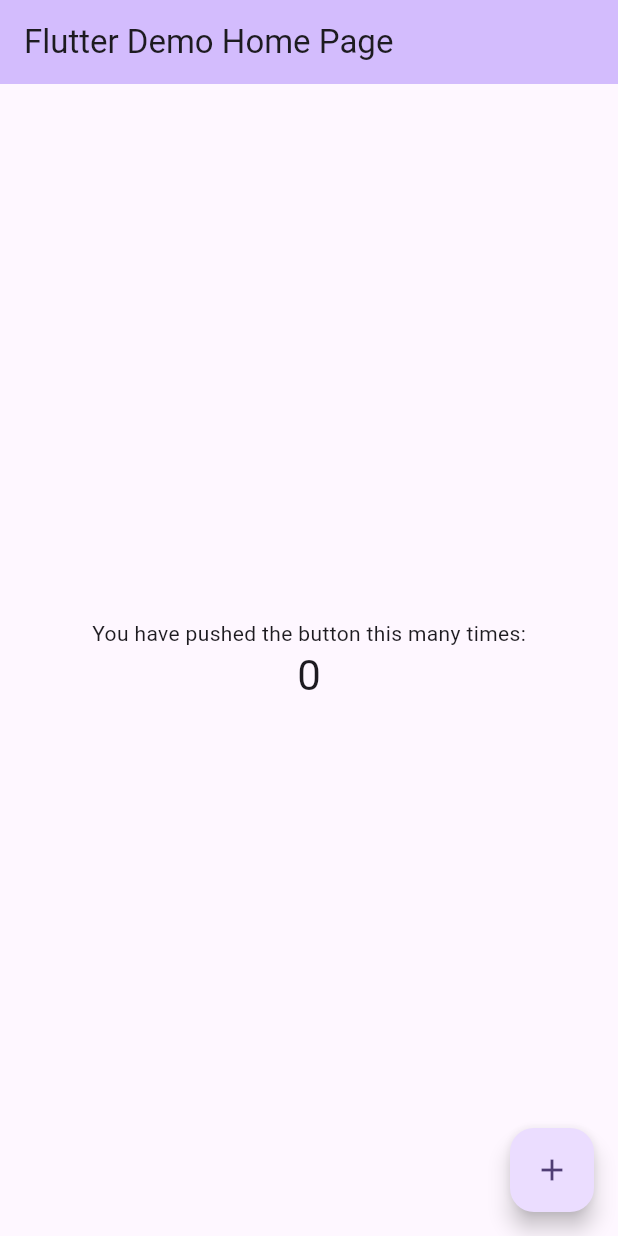
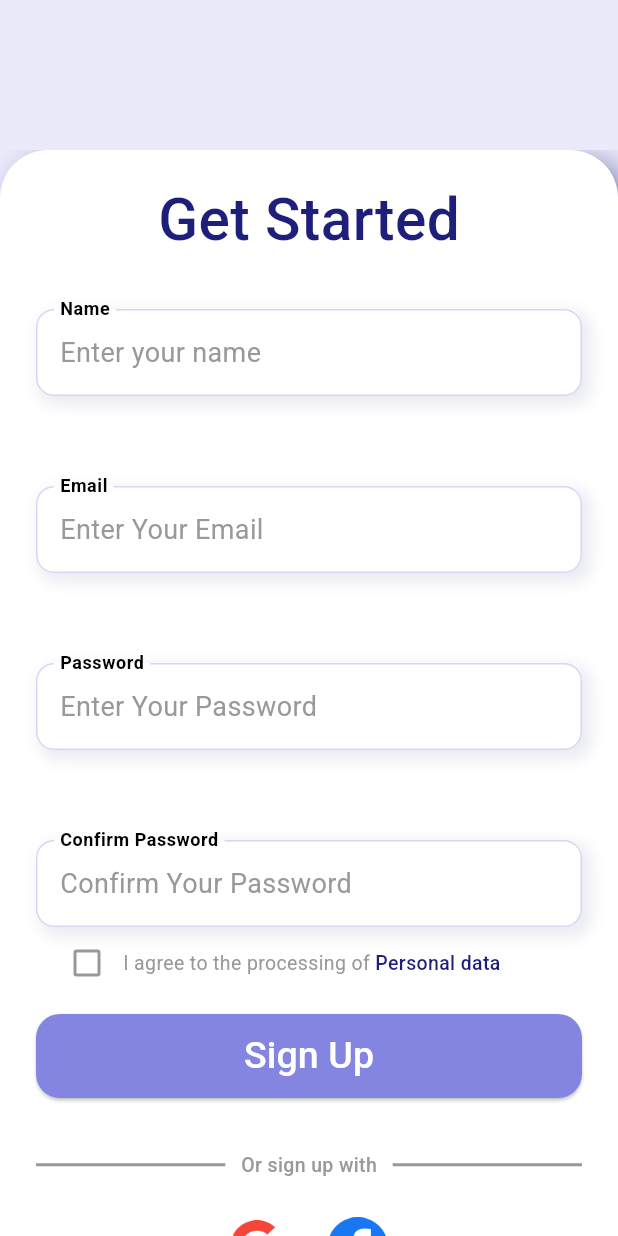
Before and after one commit to Al-zahraa-ahmed/Graduation-project, a Flutter app: the screen it shows after launch, on a phone screen of 412 x 824 dp. Run offline on Flutter 3.47's test engine with Material 3 defaults, Android fonts, the light colour scheme and no system bars.

Commit message:
Finishing signup ui and setup the project

```diff
--- a/lib/main.dart
+++ b/lib/main.dart
@@ -1,122 +1,15 @@
 import 'package:flutter/material.dart';
+import 'package:graduation_project/presentation/SignUp/SignUpScreen.dart';
 
 void main() {
-  runApp(const MyApp());
+  runApp(const GraduationProject());
 }
 
-class MyApp extends StatelessWidget {
-  const MyApp({super.key});
-
-  // This widget is the root of your application.
-  @override
-  Widget build(BuildContext context) {
-    return MaterialApp(
-      title: 'Flutter Demo',
-      theme: ThemeData(
-        // This is the theme of your application.
-        //
-        // TRY THIS: Try running your application with "flutter run". You'll see
-        // the application has a purple toolbar. Then, without quitting the app,
-        // try changing the seedColor in the colorScheme below to Colors.green
-        // and then invoke "hot reload" (save your changes or press the "hot
-        // reload" button in a Flutter-supported IDE, or press "r" if you used
-        // the command line to start the app).
-        //
-        // Notice that the counter didn't reset back to zero; the application
-        // state is not lost during the reload. To reset the state, use hot
-        // restart instead.
-        //
-        // This works for code too, not just values: Most code changes can be
-        // tested with just a hot reload.
-        colorScheme: ColorScheme.fromSeed(seedColor: Colors.deepPurple),
-      ),
-      home: const MyHomePage(title: 'Flutter Demo Home Page'),
-    );
-  }
-}
-
-class MyHomePage extends StatefulWidget {
-  const MyHomePage({super.key, required this.title});
-
-  // This widget is the home page of your application. It is stateful, meaning
-  // that it has a State object (defined below) that contains fields that affect
-  // how it looks.
-
-  // This class is the configuration for the state. It holds the values (in this
-  // case the title) provided by the parent (in this case the App widget) and
-  // used by the build method of the State. Fields in a Widget subclass are
-  // always marked "final".
-
-  final String title;
-
-  @override
-  State<MyHomePage> createState() => _MyHomePageState();
-}
-
-class _MyHomePageState extends State<MyHomePage> {
-  int _counter = 0;
-
-  void _incrementCounter() {
-    setState(() {
-      // This call to setState tells the Flutter framework that something has
-      // changed in this State, which causes it to rerun the build method below
-      // so that the display can reflect the updated values. If we changed
-      // _counter without calling setState(), then the build method would not be
-      // called again, and so nothing would appear to happen.
-      _counter++;
-    });
-  }
+class GraduationProject extends StatelessWidget {
+  const GraduationProject({super.key});
 
   @override
   Widget build(BuildContext context) {
-    // This method is rerun every time setState is called, for instance as done
-    // by the _incrementCounter method above.
-    //
-    // The Flutter framework has been optimized to make rerunning build methods
-    // fast, so that you can just rebuild anything that needs updating rather
-    // than having to individually change instances of widgets.
-    return Scaffold(
-      appBar: AppBar(
-        // TRY THIS: Try changing the color here to a specific color (to
-        // Colors.amber, perhaps?) and trigger a hot reload to see the AppBar
-        // change color while the other colors stay the same.
-        backgroundColor: Theme.of(context).colorScheme.inversePrimary,
-        // Here we take the value from the MyHomePage object that was created by
-        // the App.build method, and use it to set our appbar title.
-        title: Text(widget.title),
-      ),
-      body: Center(
-        // Center is a layout widget. It takes a single child and positions it
-        // in the middle of the parent.
-        child: Column(
-          // Column is also a layout widget. It takes a list of children and
-          // arranges them vertically. By default, it sizes itself to fit its
-          // children horizontally, and tries to be as tall as its parent.
-          //
-          // Column has various properties to control how it sizes itself and
-          // how it positions its children. Here we use mainAxisAlignment to
-          // center the children vertically; the main axis here is the vertical
-          // axis because Columns are vertical (the cross axis would be
-          // horizontal).
-          //
-          // TRY THIS: Invoke "debug painting" (choose the "Toggle Debug Paint"
-          // action in the IDE, or press "p" in the console), to see the
-          // wireframe for each widget.
-          mainAxisAlignment: MainAxisAlignment.center,
-          children: <Widget>[
-            const Text('You have pushed the button this many times:'),
-            Text(
-              '$_counter',
-              style: Theme.of(context).textTheme.headlineMedium,
-            ),
-          ],
-        ),
-      ),
-      floatingActionButton: FloatingActionButton(
-        onPressed: _incrementCounter,
-        tooltip: 'Increment',
-        child: const Icon(Icons.add),
-      ), // This trailing comma makes auto-formatting nicer for build methods.
-    );
+    return MaterialApp(debugShowCheckedModeBanner: false, home: SignUp());
   }
 }
--- /dev/null
+++ b/lib/presentation/CustomWidgets/CustomButton.dart
@@ -0,0 +1,28 @@
+
+import 'package:flutter/material.dart';
+
+class CustomButton extends StatelessWidget {
+  const CustomButton({super.key, required this.txt});
+  final String txt;
+  @override
+  Widget build(BuildContext context) {
+    return ElevatedButton(
+      style: ElevatedButton.styleFrom(
+        shape: RoundedRectangleBorder(
+          borderRadius: BorderRadiusGeometry.circular(16),
+        ),
+        padding: EdgeInsets.symmetric(vertical: 10),
+        backgroundColor: Color(0xff8484E1),
+      ),
+      onPressed: () {},
+      child: Text(
+        txt,
+        style: TextStyle(
+          fontWeight: FontWeight.w500,
+          fontSize: 25,
+          color: Colors.white,
+        ),
+      ),
+    );
+  }
+}
--- /dev/null
+++ b/lib/presentation/CustomWidgets/CustomTextField.dart
@@ -0,0 +1,49 @@
+
+import 'package:flutter/material.dart';
+
+class CustomTextField extends StatelessWidget {
+  const CustomTextField({super.key, required this.hint, required this.label});
+  final String hint, label;
+  @override
+  Widget build(BuildContext context) {
+    return Container(
+      decoration: BoxDecoration(
+        borderRadius: BorderRadius.circular(12),
+        color: Colors.white,
+        boxShadow: [
+          BoxShadow(
+            spreadRadius: 2,
+            blurRadius: 8,
+            color: Color(0xff2B3574).withValues(alpha: 0.1),
+            offset: Offset(4, 4),
+          ),
+        ],
+      ),
+      child: TextFormField(
+        decoration: InputDecoration(
+          floatingLabelBehavior: FloatingLabelBehavior.always,
+          label: Text(
+            label,
+            style: TextStyle(
+              fontSize: 16,
+              color: Colors.black,
+              fontWeight: FontWeight.w700,
+            ),
+          ),
+          hint: Text(
+            hint,
+            style: TextStyle(fontSize: 18, color: Color(0xff999999)),
+          ),
+          enabledBorder: OutlineInputBorder(
+            borderRadius: BorderRadius.circular(12),
+            borderSide: BorderSide(color: Color(0xffD6D6F5)),
+          ),
+          border: OutlineInputBorder(
+            borderRadius: BorderRadius.circular(12),
+            borderSide: BorderSide(color: Color(0xffD6D6F5)),
+          ),
+        ),
+      ),
+    );
+  }
+}
--- /dev/null
+++ b/lib/presentation/CustomWidgets/Head1Text.dart
@@ -0,0 +1,18 @@
+import 'package:flutter/material.dart';
+
+class Head1Text extends StatelessWidget {
+  const Head1Text({super.key, required this.txt});
+  final String txt;
+  @override
+  Widget build(BuildContext context) {
+    return Text(
+      txt,
+      style: TextStyle(
+        fontFamily: "Roboto",
+        fontWeight: FontWeight.w500,
+        fontSize: 39,
+        color: Color(0xff1E1E7B),
+      ),
+    );
+  }
+}
--- /dev/null
+++ b/lib/presentation/CustomWidgets/MultiColorText.dart
@@ -0,0 +1,26 @@
+import 'package:flutter/material.dart';
+
+class MultiColorText extends StatelessWidget {
+  const MultiColorText({super.key,required this.txt1,required this.txt2});
+  final String txt1, txt2;
+  @override
+  Widget build(BuildContext context) {
+    return Row(
+      mainAxisAlignment: MainAxisAlignment.center,
+      children: [
+        Text(
+          "$txt1",
+          style: TextStyle(fontSize: 13, color: Color(0xff999999)),
+        ),
+        Text(
+          " $txt2",
+          style: TextStyle(
+            fontSize: 13,
+            color: Color(0xff1E1E7B),
+            fontWeight: FontWeight.w500,
+          ),
+        ),
+      ],
+    );
+  }
+}
--- /dev/null
+++ b/lib/presentation/SignUp/SignUpScreen.dart
@@ -0,0 +1,19 @@
+import 'package:flutter/material.dart';
+import 'package:graduation_project/presentation/SignUp/Widgets/SignUpContainer.dart';
+
+class SignUp extends StatelessWidget {
+  const SignUp({super.key});
+
+  @override
+  Widget build(BuildContext context) {
+    return Scaffold(
+      backgroundColor: Color(0xffEAEAFA),
+      body: Column(
+        children: [
+          SizedBox(height: 100),
+          Expanded(child: SingleChildScrollView(child: SignupContainer())),
+        ],
+      ),
+    );
+  }
+}
--- /dev/null
+++ b/lib/presentation/SignUp/Widgets/GoogleOrFacebook.dart
@@ -0,0 +1,17 @@
+import 'package:flutter/material.dart';
+
+class GoogleOrFacebook extends StatelessWidget {
+  const GoogleOrFacebook({super.key});
+
+  @override
+  Widget build(BuildContext context) {
+    return Row(
+      mainAxisAlignment: MainAxisAlignment.center,
+      children: [
+        Image.asset("Assets/images/Vector.png", height: 35, width: 35),
+        SizedBox(width: 30),
+        Image.asset("Assets/images/Vector (1).png", height: 40, width: 40),
+      ],
+    );
+  }
+}
--- /dev/null
+++ b/lib/presentation/SignUp/Widgets/RegistrationForm.dart
@@ -0,0 +1,47 @@
+
+import 'package:flutter/material.dart';
+import 'package:graduation_project/presentation/CustomWidgets/CustomButton.dart';
+import 'package:graduation_project/presentation/CustomWidgets/CustomTextField.dart';
+import 'package:graduation_project/presentation/CustomWidgets/MultiColorText.dart';
+
+class RegistrationForm extends StatelessWidget {
+  const RegistrationForm({super.key});
+
+  @override
+  Widget build(BuildContext context) {
+    return Form(
+      child: Column(
+        children: [
+          CustomTextField(label: "Name", hint: "Enter your name"),
+          SizedBox(height: 60),
+          CustomTextField(label: "Email", hint: "Enter Your Email"),
+          SizedBox(height: 60),
+          CustomTextField(label: "Password", hint: "Enter Your Password"),
+          SizedBox(height: 60),
+          CustomTextField(
+            label: "Confirm Password",
+            hint: "Confirm Your Password",
+          ),
+          Padding(
+            padding: const EdgeInsets.symmetric(horizontal: 10.0),
+            child: Row(
+              children: [
+                Checkbox(
+                  side: BorderSide(width: 2, color: Color(0xff999999)),
+                  value: false,
+                  onChanged: (newvalue) {},
+                ),
+                MultiColorText(txt1: "I agree to the processing of",txt2: "Personal data",)
+              ],
+            ),
+          ),
+          SizedBox(height: 10),
+          SizedBox(
+            width: double.infinity,
+            child: CustomButton(txt: "Sign Up"),
+          ),
+        ],
+      ),
+    );
+  }
+}
--- /dev/null
+++ b/lib/presentation/SignUp/Widgets/SeparatorLine.dart
@@ -0,0 +1,35 @@
+import 'package:flutter/material.dart';
+
+class SeparatorLine extends StatelessWidget {
+  const SeparatorLine({super.key, required this.txt});
+  final String txt;
+  @override
+  Widget build(BuildContext context) {
+    return Row(
+      children: [
+        Expanded(
+          child: Container(
+            decoration: BoxDecoration(
+              border: Border.all(width: 1, color: Color(0xff999999)),
+            ),
+          ),
+        ),
+        Text(
+          "   $txt   ",
+          style: TextStyle(
+            fontSize: 13,
+            fontWeight: FontWeight.w500,
+            color: Color(0xff999999),
+          ),
+        ),
+        Expanded(
+          child: Container(
+            decoration: BoxDecoration(
+              border: Border.all(width: 1, color: Color(0xff999999)),
+            ),
+          ),
+        ),
+      ],
+    );
+  }
+}
--- /dev/null
+++ b/lib/presentation/SignUp/Widgets/SignUpContainer.dart
@@ -0,0 +1,47 @@
+
+import 'package:flutter/material.dart';
+import 'package:graduation_project/presentation/CustomWidgets/Head1Text.dart';
+import 'package:graduation_project/presentation/CustomWidgets/MultiColorText.dart';
+import 'package:graduation_project/presentation/SignUp/Widgets/GoogleOrFacebook.dart';
+import 'package:graduation_project/presentation/SignUp/Widgets/RegistrationForm.dart';
+import 'package:graduation_project/presentation/SignUp/Widgets/SeparatorLine.dart';
+
+class SignupContainer extends StatelessWidget {
+  const SignupContainer({super.key});
+
+  @override
+  Widget build(BuildContext context) {
+    return Container(
+      padding: EdgeInsets.symmetric(horizontal: 24, vertical: 19),
+      width: double.infinity,
+      decoration: BoxDecoration(
+        boxShadow: [
+          BoxShadow(
+            color: Color(0xff2B3574).withValues(alpha: 0.5),
+            offset: Offset(8, 8),
+            blurRadius: 16,
+            spreadRadius: 2,
+          ),
+        ],
+        color: Colors.white,
+        borderRadius: BorderRadius.only(
+          topLeft: Radius.circular(32),
+          topRight: Radius.circular(32),
+        ),
+      ),
+      child: Column(
+        children: [
+          Head1Text(txt: "Get Started"),
+          SizedBox(height: 31),
+          RegistrationForm(),
+          SizedBox(height: 35),
+          SeparatorLine(txt: "Or sign up with"),
+          SizedBox(height: 25),
+          GoogleOrFacebook(),
+          SizedBox(height: 20),
+          MultiColorText(txt1: "Already have an account?",txt2: "Log in",),
+        ],
+      ),
+    );
+  }
+}
```
Also changed, not shown: pubspec.yaml (+10 -15 lines), Assets/Fonts/Roboto/Roboto-Bold.ttf (added), Assets/Fonts/Roboto/Roboto-Medium.ttf (added), Assets/Fonts/Roboto/Roboto-Regular.ttf (added), Assets/images/Vector (1).png (added), Assets/images/Vector.png (added).
